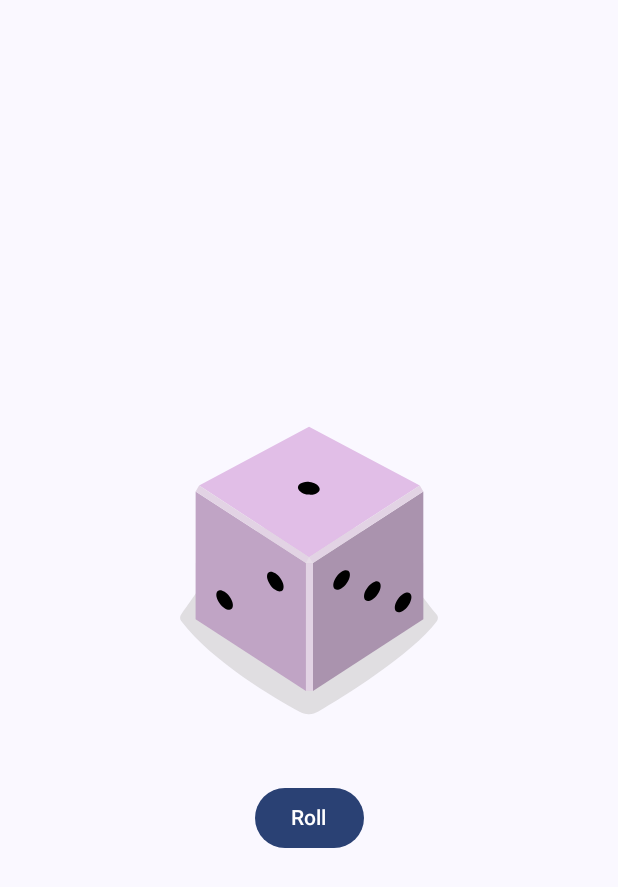
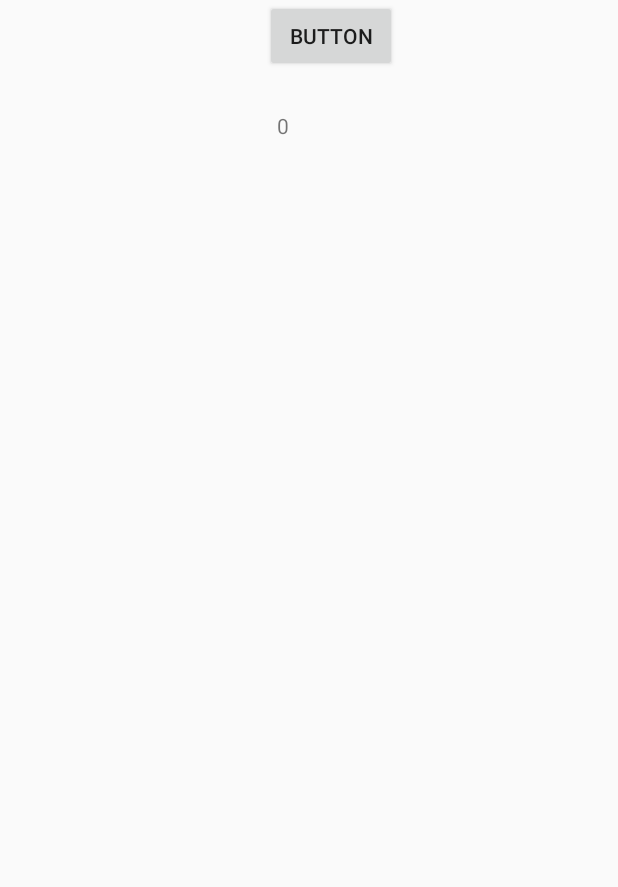
Before and after one commit to abdultanveer/JPMChase, an Android app built with Jetpack Compose: the screen it shows after launch (DiceRollerActivity before the commit, ArcActivity after it), on a phone screen of 412 x 824 dp. Shown: the top 887 px of the screen. Run offline under Robolectric (Android 15) with nearby library versions, the phone set to English and light mode, and no system bars.

Commit message:
life after viewmodel

```diff
--- a/app/build.gradle.kts
+++ b/app/build.gradle.kts
@@ -5,7 +5,7 @@ plugins {
 
 android {
     namespace = "com.example.jpmchase"
-    compileSdk = 35
+    compileSdk = 34
 
     defaultConfig {
         applicationId = "com.example.jpmchase"
@@ -59,6 +59,10 @@ dependencies {
     implementation(libs.androidx.ui.graphics)
     implementation(libs.androidx.ui.tooling.preview)
     implementation(libs.androidx.material3)
+    implementation(libs.androidx.appcompat)
+    implementation(libs.material)
+    implementation(libs.androidx.activity)
+    implementation(libs.androidx.constraintlayout)
     testImplementation(libs.junit)
     androidTestImplementation(libs.androidx.junit)
     androidTestImplementation(libs.androidx.espresso.core)
--- /dev/null
+++ b/app/src/main/java/com/example/jpmchase/ArcActivity.kt
@@ -0,0 +1,32 @@
+package com.example.jpmchase
+
+
+import android.os.Bundle
+import android.view.View
+import android.widget.TextView
+import androidx.activity.enableEdgeToEdge
+import androidx.appcompat.app.AppCompatActivity
+import androidx.core.view.ViewCompat
+import androidx.core.view.WindowInsetsCompat
+import androidx.lifecycle.ViewModelProvider
+
+class ArcActivity : AppCompatActivity() {
+    lateinit var counterTextView: TextView
+
+    lateinit var viewModel:ArcViewModel
+
+    override fun onCreate(savedInstanceState: Bundle?) {
+        super.onCreate(savedInstanceState)
+        setContentView(R.layout.activity_arc)
+        viewModel = ViewModelProvider(this)[ArcViewModel::class.java]
+
+        counterTextView = findViewById(R.id.textViewcounter)
+        counterTextView.setText(""+viewModel.counter)
+    }
+
+    fun handleClicks(view: View) {
+        viewModel.incrementCount()
+
+        counterTextView.setText(""+viewModel.counter)
+    }
+}
--- /dev/null
+++ b/app/src/main/java/com/example/jpmchase/ArcViewModel.kt
@@ -0,0 +1,13 @@
+package com.example.jpmchase
+
+import androidx.lifecycle.ViewModel
+
+class ArcViewModel:ViewModel() {
+    var  counter = 0
+
+    fun incrementCount() {
+        counter++
+    }
+
+
+}
--- /dev/null
+++ b/app/src/main/res/layout/activity_arc.xml
@@ -0,0 +1,30 @@
+<?xml version="1.0" encoding="utf-8"?>
+<androidx.constraintlayout.widget.ConstraintLayout xmlns:android="http://schemas.android.com/apk/res/android"
+    xmlns:app="http://schemas.android.com/apk/res-auto"
+    xmlns:tools="http://schemas.android.com/tools"
+    android:id="@+id/main"
+    android:layout_width="match_parent"
+    android:layout_height="match_parent"
+    tools:context=".ArcActivity">
+
+    <TextView
+        android:id="@+id/textViewcounter"
+        android:layout_width="wrap_content"
+        android:layout_height="wrap_content"
+        android:layout_marginStart="8dp"
+        android:layout_marginTop="74dp"
+        android:text="TextView"
+        app:layout_constraintStart_toStartOf="@+id/button"
+        app:layout_constraintTop_toTopOf="parent" />
+
+    <Button
+        android:id="@+id/button"
+        android:onClick="handleClicks"
+        android:layout_width="wrap_content"
+        android:layout_height="wrap_content"
+        android:layout_marginTop="71dp"
+        android:layout_marginEnd="147dp"
+        android:text="Button"
+        app:layout_constraintEnd_toEndOf="parent"
+        app:layout_constraintTop_toBottomOf="@+id/textView" />
+</androidx.constraintlayout.widget.ConstraintLayout>
--- a/app/src/main/res/values/themes.xml
+++ b/app/src/main/res/values/themes.xml
@@ -1,5 +1,7 @@
 <?xml version="1.0" encoding="utf-8"?>
 <resources>
 
-    <style name="Theme.JPMChase" parent="android:Theme.Material.Light.NoActionBar" />
+<!--    <style name="Theme.JPMChase" parent="android:Theme.Material.Light.NoActionBar" />-->
+    <style name="Theme.JPMChase" parent="Theme.AppCompat.DayNight.NoActionBar" />
+
 </resources>
```
Also changed, not shown: app/src/main/AndroidManifest.xml (+10 -7 lines), gradle/libs.versions.toml (+8 -0 lines).
